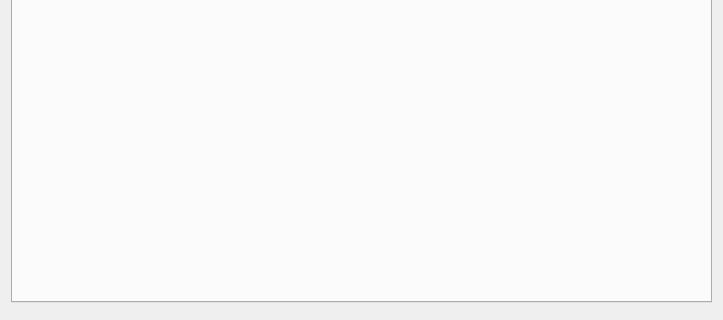
Old version of the form src/ui/database/database_dialog.ui in the repository SemDyal/EasyRPGEditor; both pictures show x 0 to 723 and y 188 to 508 of the 723 by 508 pixel window.
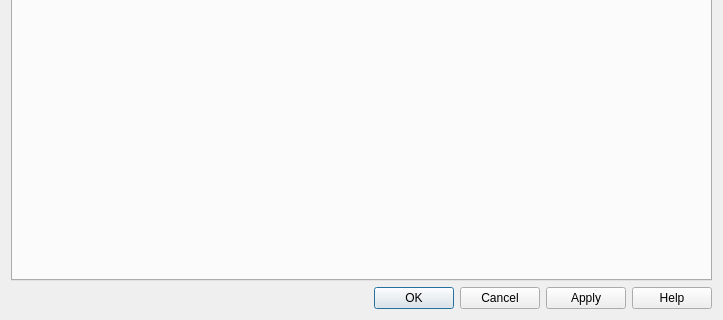
New version of the form. Custom widgets are drawn as their Qt base class.

```diff
--- a/src/ui/database/database_dialog.ui
+++ b/src/ui/database/database_dialog.ui
@@ -39,7 +39,7 @@
    <item>
     <widget class="QDialogButtonBox" name="buttonBox">
      <property name="standardButtons">
-      <set>QDialogButtonBox::NoButton</set>
+      <set>QDialogButtonBox::StandardButton::Apply|QDialogButtonBox::StandardButton::Cancel|QDialogButtonBox::StandardButton::Help|QDialogButtonBox::StandardButton::Ok</set>
      </property>
     </widget>
    </item>
```
Left out of the diff: 8 changed lines with no effect on the pictures.
